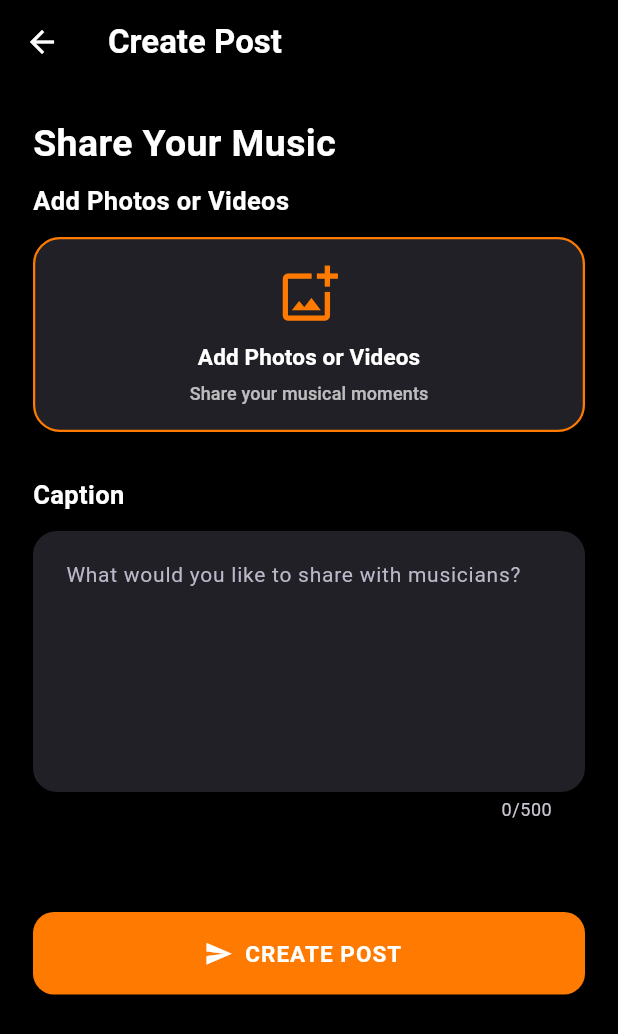
After one commit to Riwaz00001/BandBunker, a Flutter app: the HomePage screen opened directly, item 2 of the bottom bar chosen, after a tap on "Add Post", on a phone screen of 412 x 824 dp. The commit adds this screen. Shown: the top 1034 px of the screen. Run offline on Flutter 3.47's test engine with Material 3 defaults, Android fonts, the phone set to English and light mode, and no system bars; our stand-ins replace dio, flutter_secure_storage, image_picker; accounts and stored records are empty.

Commit message:
Add posts User Interface

```diff
--- /dev/null
+++ b/frontend/lib/pages/artist_posts.dart
@@ -0,0 +1,322 @@
+
+import 'package:flutter/material.dart';
+
+class ArtistPostsPage extends StatefulWidget {
+  const ArtistPostsPage({super.key});
+
+  @override
+  State<ArtistPostsPage> createState() => _ArtistPostsPageState();
+}
+
+class _ArtistPostsPageState extends State<ArtistPostsPage> {
+  static const Color orange = Color(0xFFFF7A00);
+  static const Color cardColor = Color(0xFF202026);
+  static const Color secondaryText = Color(0xFFBDB8C9);
+
+  final TextEditingController captionController =
+  TextEditingController();
+
+  @override
+  void dispose() {
+    captionController.dispose();
+    super.dispose();
+  }
+
+  // Media selection options
+  void showMediaOptions() {
+    showModalBottomSheet(
+      context: context,
+      backgroundColor: cardColor,
+      shape: const RoundedRectangleBorder(
+        borderRadius: BorderRadius.vertical(
+          top: Radius.circular(22),
+        ),
+      ),
+      builder: (context) {
+        return Padding(
+          padding: const EdgeInsets.all(24),
+          child: Column(
+            mainAxisSize: MainAxisSize.min,
+            crossAxisAlignment: CrossAxisAlignment.start,
+            children: [
+              const Text(
+                'Add Media',
+                style: TextStyle(
+                  color: Colors.white,
+                  fontSize: 20,
+                  fontWeight: FontWeight.bold,
+                ),
+              ),
+
+              const SizedBox(height: 20),
+
+              ListTile(
+                leading: const Icon(
+                  Icons.photo_library_outlined,
+                  color: orange,
+                  size: 28,
+                ),
+                title: const Text(
+                  'Upload Photos',
+                  style: TextStyle(color: Colors.white),
+                ),
+                subtitle: const Text(
+                  'Share your music photos',
+                  style: TextStyle(color: secondaryText),
+                ),
+                onTap: () {
+                  Navigator.pop(context);
+                  showMediaMessage('Photo');
+                },
+              ),
+
+              ListTile(
+                leading: const Icon(
+                  Icons.video_library_outlined,
+                  color: orange,
+                  size: 28,
+                ),
+                title: const Text(
+                  'Upload Videos',
+                  style: TextStyle(color: Colors.white),
+                ),
+                subtitle: const Text(
+                  'Share your music videos',
+                  style: TextStyle(color: secondaryText),
+                ),
+                onTap: () {
+                  Navigator.pop(context);
+                  showMediaMessage('Video');
+                },
+              ),
+
+              const SizedBox(height: 10),
+            ],
+          ),
+        );
+      },
+    );
+  }
+
+  // Temporary message until backend is connected
+  void showMediaMessage(String type) {
+    ScaffoldMessenger.of(context).showSnackBar(
+      SnackBar(
+        content: Text(
+          '$type uploading will be available soon.',
+        ),
+      ),
+    );
+  }
+
+  // Post button action
+  void createPost() {
+    if (captionController.text.trim().isEmpty) {
+      ScaffoldMessenger.of(context).showSnackBar(
+        const SnackBar(
+          content: Text('Please write a caption first.'),
+        ),
+      );
+      return;
+    }
+
+    ScaffoldMessenger.of(context).showSnackBar(
+      const SnackBar(
+        content: Text(
+          'Post creation will be available after backend integration.',
+        ),
+      ),
+    );
+  }
+
+  @override
+  Widget build(BuildContext context) {
+    return Scaffold(
+      backgroundColor: Colors.black,
+
+      appBar: AppBar(
+        backgroundColor: Colors.black,
+        elevation: 0,
+        leading: IconButton(
+          icon: const Icon(
+            Icons.arrow_back,
+            color: Colors.white,
+          ),
+          onPressed: () => Navigator.pop(context),
+        ),
+        title: const Text(
+          'Create Post',
+          style: TextStyle(
+            color: Colors.white,
+            fontWeight: FontWeight.bold,
+          ),
+        ),
+        centerTitle: false,
+      ),
+
+      body: SafeArea(
+        child: SingleChildScrollView(
+          padding: const EdgeInsets.all(22),
+          child: Column(
+            crossAxisAlignment: CrossAxisAlignment.start,
+            children: [
+              // Page heading
+              const Text(
+                'Share Your Music',
+                style: TextStyle(
+                  color: Colors.white,
+                  fontSize: 25,
+                  fontWeight: FontWeight.bold,
+                ),
+              ),
+
+              const SizedBox(height: 8),
+
+
+              const Text(
+                'Add Photos or Videos',
+                style: TextStyle(
+                  color: Colors.white,
+                  fontSize: 17,
+                  fontWeight: FontWeight.bold,
+                ),
+              ),
+
+              const SizedBox(height: 12),
+
+              SizedBox(
+                width: double.infinity,
+                height: 130,
+                child: OutlinedButton(
+                  onPressed: () {
+                    // Backend media upload functionality will be added later.
+                  },
+                  style: OutlinedButton.styleFrom(
+                    backgroundColor: const Color(0xFF202026),
+                    foregroundColor: const Color(0xFFFF7A00),
+                    side: const BorderSide(
+                      color: Color(0xFFFF7A00),
+                      width: 1.5,
+                    ),
+                    shape: RoundedRectangleBorder(
+                      borderRadius: BorderRadius.circular(18),
+                    ),
+                  ),
+                  child: const Column(
+                    mainAxisAlignment: MainAxisAlignment.center,
+                    children: [
+                      Icon(
+                        Icons.add_photo_alternate_outlined,
+                        size: 42,
+                      ),
+                      SizedBox(height: 10),
+                      Text(
+                        'Add Photos or Videos',
+                        style: TextStyle(
+                          color: Colors.white,
+                          fontSize: 15,
+                          fontWeight: FontWeight.bold,
+                        ),
+                      ),
+                      SizedBox(height: 5),
+                      Text(
+                        'Share your musical moments',
+                        style: TextStyle(
+                          color: Colors.white70,
+                          fontSize: 12,
+                        ),
+                      ),
+                    ],
+                  ),
+                ),
+              ),
+
+
+              const SizedBox(height: 30),
+
+              // Caption section
+              const Text(
+                'Caption',
+                style: TextStyle(
+                  color: Colors.white,
+                  fontSize: 17,
+                  fontWeight: FontWeight.bold,
+                ),
+              ),
+
+              const SizedBox(height: 12),
+
+              TextField(
+                controller: captionController,
+                maxLines: 6,
+                maxLength: 500,
+                style: const TextStyle(
+                  color: Colors.white,
+                  fontSize: 15,
+                ),
+                decoration: InputDecoration(
+                  hintText:
+                  'What would you like to share with musicians?',
+                  hintStyle: const TextStyle(
+                    color: secondaryText,
+                    fontSize: 14,
+                  ),
+                  filled: true,
+                  fillColor: cardColor,
+                  contentPadding: const EdgeInsets.all(18),
+                  border: OutlineInputBorder(
+                    borderRadius: BorderRadius.circular(16),
+                    borderSide: BorderSide.none,
+                  ),
+                  enabledBorder: OutlineInputBorder(
+                    borderRadius: BorderRadius.circular(16),
+                    borderSide: BorderSide.none,
+                  ),
+                  focusedBorder: OutlineInputBorder(
+                    borderRadius: BorderRadius.circular(16),
+                    borderSide: const BorderSide(
+                      color: orange,
+                      width: 1.5,
+                    ),
+                  ),
+                ),
+              ),
+
+              const SizedBox(height: 25),
+
+              const SizedBox(height: 35),
+
+              // Create post button
+              SizedBox(
+                width: double.infinity,
+                height: 55,
+                child: ElevatedButton.icon(
+                  onPressed: createPost,
+                  icon: const Icon(
+                    Icons.send,
+                    size: 19,
+                  ),
+                  label: const Text(
+                    'CREATE POST',
+                    style: TextStyle(
+                      fontSize: 15,
+                      fontWeight: FontWeight.bold,
+                      letterSpacing: 0.7,
+                    ),
+                  ),
+                  style: ElevatedButton.styleFrom(
+                    backgroundColor: orange,
+                    foregroundColor: Colors.white,
+                    shape: RoundedRectangleBorder(
+                      borderRadius: BorderRadius.circular(14),
+                    ),
+                  ),
+                ),
+              ),
+            ],
+          ),
+        ),
+      ),
+    );
+  }
+}
--- a/frontend/lib/pages/bands_page.dart
+++ b/frontend/lib/pages/bands_page.dart
@@ -140,7 +140,7 @@ class _BandsPageState extends State<BandsPage> {
           fontSize: 15,
         ),
         decoration: InputDecoration(
-          hintText: 'Search bands, genres, locations...',
+          hintText: 'Search Bands and Location',
           hintStyle: const TextStyle(
             color: secondaryText,
             fontSize: 14,
--- a/frontend/lib/pages/discover_page.dart
+++ b/frontend/lib/pages/discover_page.dart
@@ -1,5 +1,6 @@
 
 import 'package:flutter/material.dart';
+import 'package:frontend/pages/artist_posts.dart';
 
 class Musician {
   final String name;
@@ -165,7 +166,7 @@ class _DiscoverPageState extends State<DiscoverPage> {
           fontSize: 15,
         ),
         decoration: InputDecoration(
-          hintText: 'Search by name, instrument, or skill...',
+          hintText: 'Search by Name and Roles.',
           hintStyle: const TextStyle(
             color: secondaryText,
             fontSize: 14,
@@ -192,6 +193,47 @@ class _DiscoverPageState extends State<DiscoverPage> {
           border: OutlineInputBorder(
             borderRadius: BorderRadius.circular(20),
             borderSide: BorderSide.none,
+          ),
+        ),
+      ),
+    );
+  }
+  // Add Post Button
+  Widget buildAddPostButton() {
+    return Padding(
+      padding: const EdgeInsets.symmetric(horizontal: 22),
+      child: Align(
+        alignment: Alignment.centerLeft,
+        child: ElevatedButton.icon(
+          onPressed: () {
+           Navigator.push(
+             context,
+             MaterialPageRoute(
+               builder: (context) => const ArtistPostsPage(),
+             ),
+           );
+          },
+          icon: const Icon(
+            Icons.add,
+            size: 21,
+          ),
+          label: const Text(
+            'Add Post',
+            style: TextStyle(
+              fontSize: 14,
+              fontWeight: FontWeight.bold,
+            ),
+          ),
+          style: ElevatedButton.styleFrom(
+            backgroundColor: orange,
+            foregroundColor: Colors.white,
+            padding: const EdgeInsets.symmetric(
+              horizontal: 18,
+              vertical: 12,
+            ),
+            shape: RoundedRectangleBorder(
+              borderRadius: BorderRadius.circular(12),
+            ),
           ),
         ),
       ),
@@ -458,6 +500,10 @@ class _DiscoverPageState extends State<DiscoverPage> {
 
         buildSearchBar(),
 
+        const SizedBox(height: 12),
+
+        buildAddPostButton(),
+
         const SizedBox(height: 18),
 
         Expanded(
--- a/frontend/lib/pages/home_page.dart
+++ b/frontend/lib/pages/home_page.dart
@@ -145,7 +145,7 @@ class _HomePageState extends State<HomePage> {
             controller: searchController,
             style: const TextStyle(color: Colors.white),
             decoration: InputDecoration(
-              hintText: 'Search musicians, bands, rooms...',
+              hintText: 'Search musicians',
               hintStyle: const TextStyle(
                 color: secondaryText,
                 fontSize: 14,
--- a/frontend/lib/pages/register.dart
+++ b/frontend/lib/pages/register.dart
@@ -777,7 +777,9 @@ class _RegisterPageState extends State<RegisterPage> {
                     ),
                   ),
 
+
                   const SizedBox(height: 25),
+
 
                   // LOGIN LINK
                   Center(
--- a/frontend/lib/pages/room_owner_register.dart
+++ b/frontend/lib/pages/room_owner_register.dart
@@ -492,6 +492,7 @@ class _RoomOwnerRegisterPageState
                   ),
                 ),
 
+
                 const SizedBox(height: 25),
 
                 Center(
@@ -504,6 +505,7 @@ class _RoomOwnerRegisterPageState
                         ),
                       );
                     },
+
                     child: const Text.rich(
                       TextSpan(
                         text: 'Already have an account? ',
--- a/frontend/lib/pages/rooms_page.dart
+++ b/frontend/lib/pages/rooms_page.dart
@@ -144,7 +144,7 @@ class _RoomsPageState extends State<RoomsPage> {
           fontSize: 15,
         ),
         decoration: InputDecoration(
-          hintText: 'Search rooms, studios, locations...',
+          hintText: 'Search by Studio and Location',
           hintStyle: const TextStyle(
             color: secondaryText,
             fontSize: 14,
```
Also changed, not shown: frontend/lib/pages/myprofile_view.dart (+64 -1 lines).
